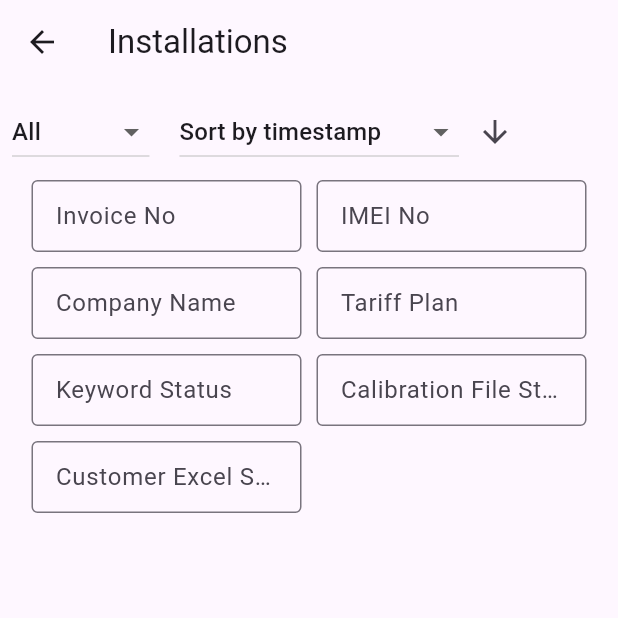
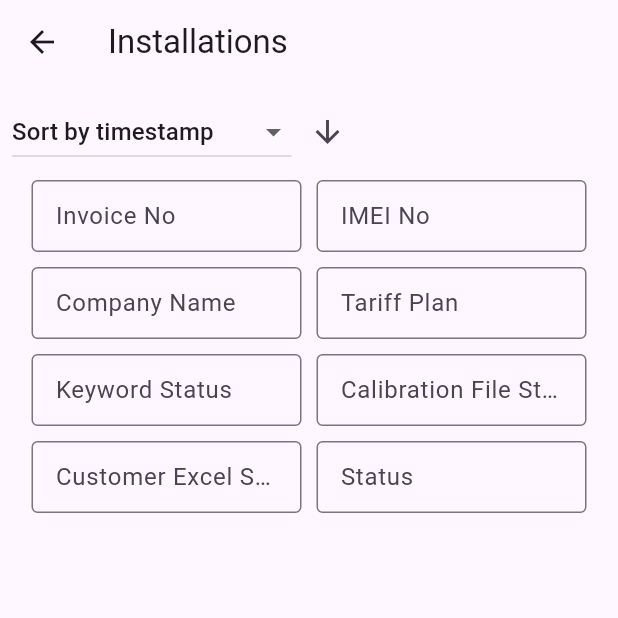
Before and after one commit to fleetop-2025/inventory, a Flutter app: the InstallationsPage screen opened directly, on a phone screen of 412 x 824 dp, the top half of it. Run offline on Flutter 3.47's test engine with Material 3 defaults, Android fonts, the phone set to English and light mode, and no system bars; our stand-ins replace cloud_firestore, csv, firebase_auth, firebase_core, fl_chart; missing offline and left inert: dart:html; accounts and stored records are empty.

Commit message:
InstallationsPage.dart

```diff
--- a/lib/screens/admin/InstallationsPage.dart
+++ b/lib/screens/admin/InstallationsPage.dart
@@ -7,7 +7,6 @@ class InstallationsPage extends StatefulWidget {
 }
 
 class _InstallationsPageState extends State<InstallationsPage> {
-  String _selectedStatus = 'All';
   String _sortField = 'timestamp';
   bool _isAscending = false;
 
@@ -19,6 +18,7 @@ class _InstallationsPageState extends State<InstallationsPage> {
   String keywordStatusSearch = '';
   String calibrationStatusSearch = '';
   String customerExcelStatusSearch = '';
+  String statusSearch = '';
 
   @override
   Widget build(BuildContext context) {
@@ -39,14 +39,6 @@ class _InstallationsPageState extends State<InstallationsPage> {
       padding: const EdgeInsets.all(8.0),
       child: Row(
         children: [
-          DropdownButton<String>(
-            value: _selectedStatus,
-            items: ['All', 'pending', 'approved', 'rejected']
-                .map((status) => DropdownMenuItem(value: status, child: Text(status)))
-                .toList(),
-            onChanged: (val) => setState(() => _selectedStatus = val!),
-          ),
-          const SizedBox(width: 20),
           DropdownButton<String>(
             value: _sortField,
             items: ['timestamp', 'panic_quantity', 'requestedBy']
@@ -77,6 +69,7 @@ class _InstallationsPageState extends State<InstallationsPage> {
           _buildSearchBox("Keyword Status", (val) => setState(() => keywordStatusSearch = val)),
           _buildSearchBox("Calibration File Status", (val) => setState(() => calibrationStatusSearch = val)),
           _buildSearchBox("Customer Excel Status", (val) => setState(() => customerExcelStatusSearch = val)),
+          _buildSearchBox("Status", (val) => setState(() => statusSearch = val)), // new status search field
         ],
       ),
     );
@@ -98,15 +91,14 @@ class _InstallationsPageState extends State<InstallationsPage> {
 
   Widget _buildInstallationsList() {
     Query query = FirebaseFirestore.instance.collection('TemporaryInstallation');
-    if (_selectedStatus != 'All') {
-      query = query.where('status', isEqualTo: _selectedStatus.toLowerCase());
-    }
     query = query.orderBy(_sortField, descending: !_isAscending);
 
     return StreamBuilder<QuerySnapshot>(
       stream: query.snapshots(),
       builder: (context, snapshot) {
-        if (!snapshot.hasData) return const Center(child: CircularProgressIndicator());
+        if (!snapshot.hasData) {
+          return Center(child: CircularProgressIndicator());
+        }
 
         final docs = snapshot.data!.docs;
 
@@ -118,7 +110,8 @@ class _InstallationsPageState extends State<InstallationsPage> {
               (data['tariff_plan'] ?? '').toString().toLowerCase().contains(tariffSearch.toLowerCase()) &&
               (data['keyword_status'] ?? '').toString().toLowerCase().contains(keywordStatusSearch.toLowerCase()) &&
               (data['calibration_file_status'] ?? '').toString().toLowerCase().contains(calibrationStatusSearch.toLowerCase()) &&
-              (data['customer_excel_status'] ?? '').toString().toLowerCase().contains(customerExcelStatusSearch.toLowerCase());
+              (data['customer_excel_status'] ?? '').toString().toLowerCase().contains(customerExcelStatusSearch.toLowerCase()) &&
+              (data['status'] ?? '').toString().toLowerCase().contains(statusSearch.toLowerCase());
         }).toList();
 
         return ListView.builder(
```
